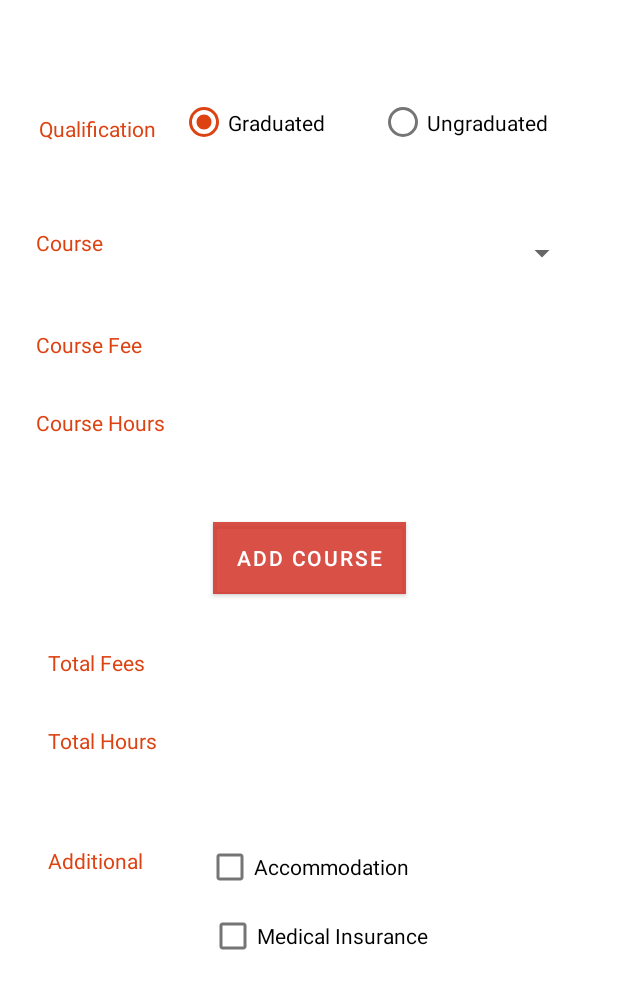
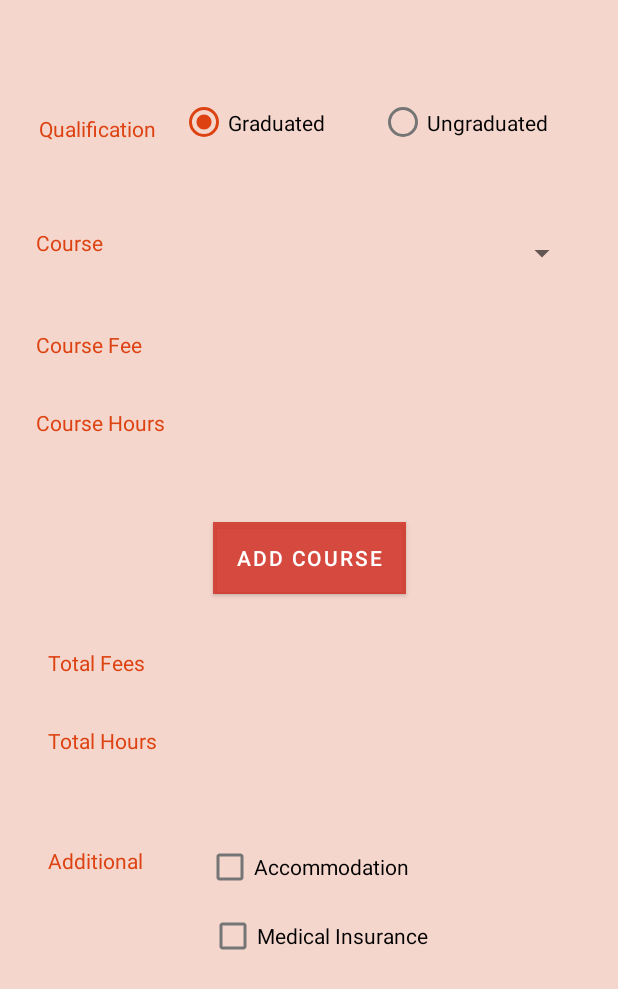
Before and after one commit to jigarpachchigar/courseselection, an Android app: the layout activity_main.xml on its own in the app's theme, with its tools: preview values and no code run, on a phone screen of 412 x 824 dp. Shown: the top 989 px of the screen. Run offline under Robolectric (Android 15) with nearby library versions, the phone set to English and light mode, and no system bars.

Commit message:
comp commit

```diff
--- a/app/src/main/res/layout/activity_login.xml
+++ b/app/src/main/res/layout/activity_login.xml
@@ -3,6 +3,7 @@
     xmlns:android="http://schemas.android.com/apk/res/android"
     xmlns:app="http://schemas.android.com/apk/res-auto"
     xmlns:tools="http://schemas.android.com/tools"
+    android:background="@drawable/logedu"
     android:layout_width="match_parent"
     android:layout_height="match_parent">
 
@@ -63,6 +64,7 @@
         android:layout_marginLeft="92dp"
         android:layout_marginTop="448dp"
         android:text="Login"
+        app:backgroundTint="#CBE14B1C"
         app:layout_constraintStart_toStartOf="parent"
         app:layout_constraintTop_toTopOf="parent" />
 
@@ -76,6 +78,7 @@
         android:layout_marginLeft="216dp"
         android:layout_marginTop="448dp"
         android:text="Clear"
+        app:backgroundTint="#CBE14B1C"
         app:layout_constraintStart_toStartOf="parent"
         app:layout_constraintTop_toTopOf="parent" />
 
--- a/app/src/main/res/layout/activity_main.xml
+++ b/app/src/main/res/layout/activity_main.xml
@@ -4,6 +4,7 @@
     xmlns:tools="http://schemas.android.com/tools"
     android:layout_width="match_parent"
     android:layout_height="match_parent"
+    android:background="#34CF3606"
     tools:context=".MainActivity">
 
     <TextView
@@ -36,7 +37,8 @@
         android:layout_marginStart="132dp"
         android:layout_marginLeft="132dp"
         android:layout_marginTop="432dp"
-        android:textColor="@color/name"
+        android:textColor="#FF0000"
+
         app:layout_constraintStart_toStartOf="parent"
         app:layout_constraintTop_toTopOf="parent" />
 
@@ -47,7 +49,7 @@
         android:layout_marginStart="132dp"
         android:layout_marginLeft="132dp"
         android:layout_marginTop="484dp"
-        android:textColor="@color/name"
+        android:textColor="#FF0000"
         app:layout_constraintStart_toStartOf="parent"
         app:layout_constraintTop_toTopOf="parent" />
 
@@ -175,14 +177,12 @@
             android:layout_height="35dp"
             android:layout_weight="1"
             android:checked="true"
-            android:onClick="checkrdbtn"
             android:text="Graduated" />
 
         <RadioButton
             android:id="@+id/rbungrad"
             android:layout_width="100dp"
             android:layout_height="35dp"
-            android:onClick="checkrdbtn"
             android:layout_weight="1"
             android:text="Ungraduated" />
     </RadioGroup>
--- a/app/src/main/res/values/colors.xml
+++ b/app/src/main/res/values/colors.xml
@@ -1,8 +1,8 @@
 <?xml version="1.0" encoding="utf-8"?>
 <resources>
     <color name="purple_200">#FFBB86FC</color>
-    <color name="purple_500">#FF6200EE</color>
-    <color name="purple_700">#FF3700B3</color>
+    <color name="purple_500">#B14320</color>
+    <color name="purple_700">#A63A17</color>
     <color name="teal_200">#DD4312</color>
     <color name="teal_700">#FF018786</color>
     <color name="black">#FF000000</color>
```
Also changed, not shown: app/src/main/java/com/college/courseselection/LoginActivity.java (+10 -2 lines), app/src/main/java/com/college/courseselection/MainActivity.java (+137 -6 lines), app/src/main/res/drawable/logedu.png (added).
